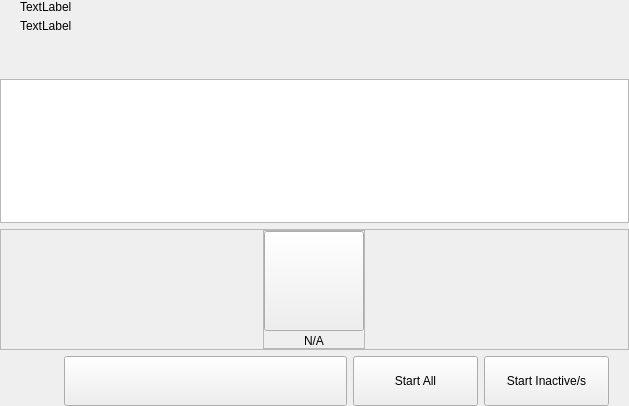
Old version of the form src/qt/rapids/forms/masternodeswidget.ui in the repository RapidsOfficial/Rapids.
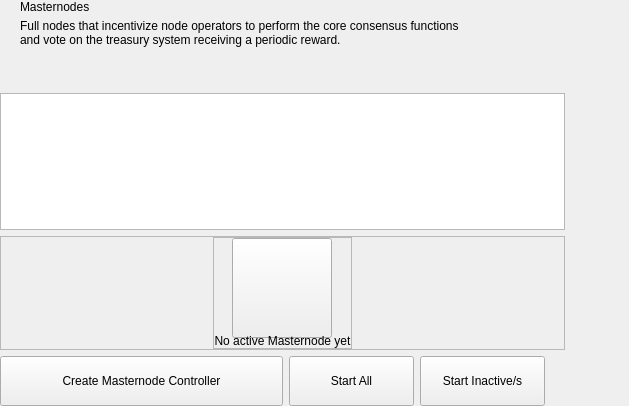
New version of the form. Custom widgets are drawn as their Qt base class.

What changed in the file:
```diff
--- a/src/qt/rapids/forms/masternodeswidget.ui
+++ b/src/qt/rapids/forms/masternodeswidget.ui
@@ -13,7 +13,7 @@
   <property name="windowTitle">
    <string>Form</string>
   </property>
-  <layout class="QHBoxLayout" name="horizontalLayout_2" stretch="2">
+  <layout class="QHBoxLayout" name="horizontalLayout_2" stretch="2,1">
    <property name="spacing">
     <number>0</number>
    </property>
@@ -65,14 +65,15 @@
             <item>
              <widget class="QLabel" name="labelTitle">
               <property name="text">
-               <string>TextLabel</string>
+               <string>Masternodes</string>
               </property>
              </widget>
             </item>
             <item alignment="Qt::AlignTop">
              <widget class="QLabel" name="labelSubtitle1">
               <property name="text">
-               <string>TextLabel</string>
+               <string>Full nodes that incentivize node operators to perform the core consensus functions
+and vote on the treasury system receiving a periodic reward.</string>
               </property>
              </widget>
             </item>
@@ -226,7 +227,7 @@
                  <string notr="true"/>
                 </property>
                 <property name="text">
-                 <string>N/A</string>
+                 <string>No active Masternode yet</string>
                 </property>
                 <property name="alignment">
                  <set>Qt::AlignCenter</set>
@@ -278,7 +279,7 @@
              <enum>Qt::NoFocus</enum>
             </property>
             <property name="text">
-             <string/>
+             <string>Create Masternode Controller</string>
             </property>
            </widget>
           </item>
@@ -315,8 +316,74 @@
      </layout>
     </widget>
    </item>
+   <item>
+    <widget class="QWidget" name="right" native="true">
+     <layout class="QVBoxLayout" name="verticalLayout_5">
+      <property name="leftMargin">
+       <number>0</number>
+      </property>
+      <property name="topMargin">
+       <number>0</number>
+      </property>
+      <property name="rightMargin">
+       <number>0</number>
+      </property>
+      <property name="bottomMargin">
+       <number>0</number>
+      </property>
+      <item>
+       <layout class="QVBoxLayout" name="verticalLayout_4">
+        <property name="spacing">
+         <number>6</number>
+        </property>
+        <item>
+         <widget class="OptionButton" name="btnAbout" native="true">
+          <property name="minimumSize">
+           <size>
+            <width>0</width>
+            <height>50</height>
+           </size>
+          </property>
+         </widget>
+        </item>
+        <item>
+         <widget class="OptionButton" name="btnAboutController" native="true">
+          <property name="minimumSize">
+           <size>
+            <width>0</width>
+            <height>50</height>
+           </size>
+          </property>
+         </widget>
+        </item>
+        <item>
+         <spacer name="verticalSpacer_5">
+          <property name="orientation">
+           <enum>Qt::Vertical</enum>
+          </property>
+          <property name="sizeHint" stdset="0">
+           <size>
+            <width>20</width>
+            <height>40</height>
+           </size>
+          </property>
+         </spacer>
+        </item>
+       </layout>
+      </item>
+     </layout>
+    </widget>
+   </item>
   </layout>
  </widget>
+ <customwidgets>
+  <customwidget>
+   <class>OptionButton</class>
+   <extends>QWidget</extends>
+   <header>qt/rapids/optionbutton.h</header>
+   <container>1</container>
+  </customwidget>
+ </customwidgets>
  <resources/>
  <connections/>
 </ui>
```
